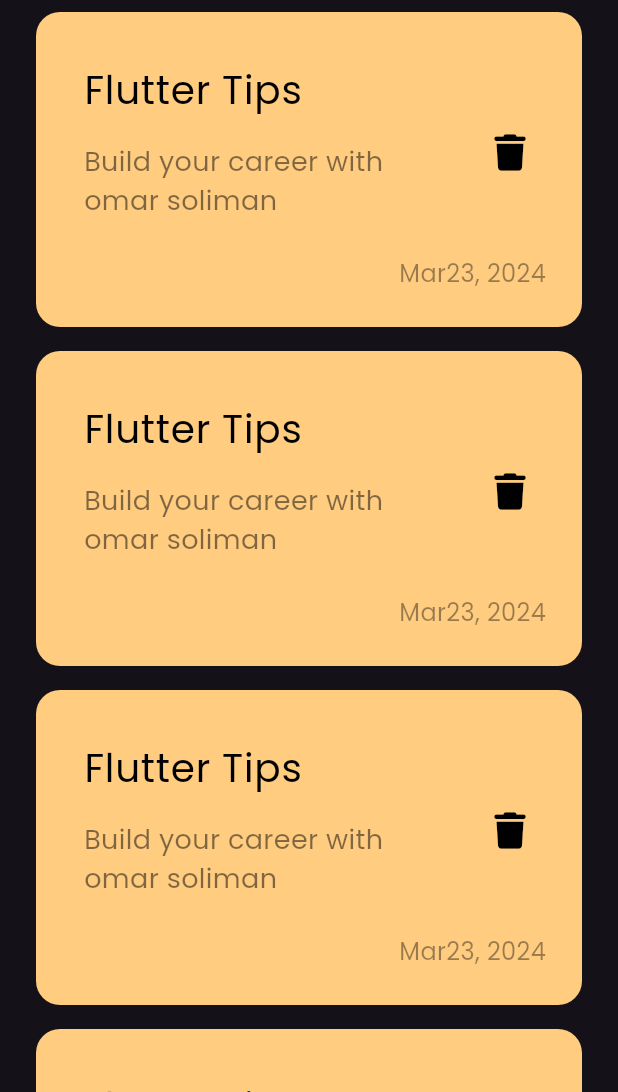
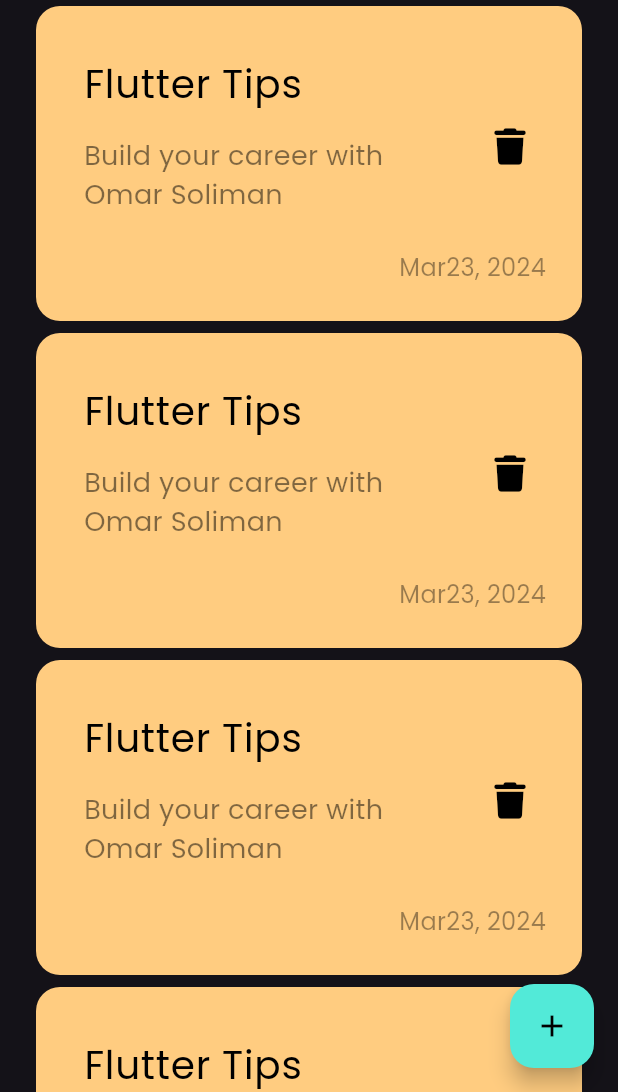
Before and after one commit to omarshaf3y/notes_app, a Flutter app: the screen it shows after launch, on a phone screen of 412 x 824 dp, the part 144-1236 px from its top. Run offline on Flutter 3.47's test engine with Material 3 defaults, Android fonts, the phone set to English and light mode, and no system bars; our stand-ins replace font_awesome_flutter.

Commit message:
add floating action button

```diff
--- a/lib/views/notes_view.dart
+++ b/lib/views/notes_view.dart
@@ -7,8 +7,16 @@ class NotesView extends StatelessWidget {
 
   @override
   Widget build(BuildContext context) {
-    return const Scaffold(
-      body: NotesViewBody(),
+    return Scaffold(
+      floatingActionButton: FloatingActionButton(
+        onPressed: () {},
+        backgroundColor: const Color(0xff52ead8),
+        child: const Icon(
+          Icons.add,
+          color: Colors.black,
+        ),
+      ),
+      body: const NotesViewBody(),
     );
   }
 }
--- a/lib/views/widgets/custom_note_item.dart
+++ b/lib/views/widgets/custom_note_item.dart
@@ -29,7 +29,7 @@ class NoteItem extends StatelessWidget {
                 bottom: 16,
               ),
               child: Text(
-                'Build your career with omar soliman',
+                'Build your career with Omar Soliman',
                 style: TextStyle(
                   color: Colors.black.withOpacity(0.5),
                   fontSize: 18,
--- a/lib/views/widgets/notes_list_view.dart
+++ b/lib/views/widgets/notes_list_view.dart
@@ -3,12 +3,11 @@ import 'package:notes_app/views/widgets/custom_note_item.dart';
 
 class NotesListView extends StatelessWidget {
   const NotesListView({super.key});
-
   @override
   Widget build(BuildContext context) {
     return ListView.builder(itemBuilder: (context, index) {
       return const Padding(
-        padding: EdgeInsets.symmetric(vertical: 8),
+        padding: EdgeInsets.symmetric(vertical: 4),
         child: NoteItem(),
       );
     });
```
